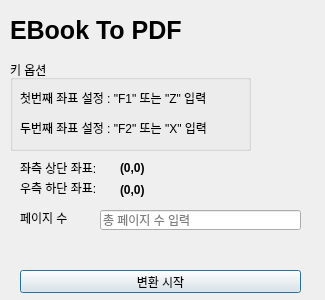
This is untitled.ui in Isonade2/EBookToPDF as Qt 5 draws it before an edit. The edited form follows.
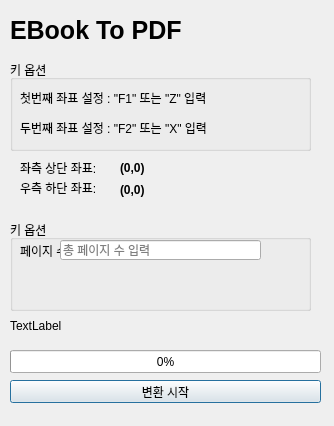
This is the edited form.

Commit message: feat: progress bar 및 상태 값 label 등 gui 수정

Diff of the .ui file:
```diff
--- a/untitled.ui
+++ b/untitled.ui
@@ -9,8 +9,8 @@
    <rect>
     <x>0</x>
     <y>0</y>
-    <width>325</width>
-    <height>300</height>
+    <width>334</width>
+    <height>426</height>
    </rect>
   </property>
   <property name="windowTitle">
@@ -21,7 +21,7 @@
     <rect>
      <x>10</x>
      <y>60</y>
-     <width>241</width>
+     <width>301</width>
      <height>91</height>
     </rect>
    </property>
@@ -142,9 +142,9 @@
   <widget class="QPushButton" name="convertStart_btn">
    <property name="geometry">
     <rect>
-     <x>20</x>
-     <y>270</y>
-     <width>281</width>
+     <x>10</x>
+     <y>380</y>
+     <width>311</width>
      <height>23</height>
     </rect>
    </property>
@@ -152,24 +152,49 @@
     <string>변환 시작</string>
    </property>
   </widget>
+  <widget class="QProgressBar" name="progressBar">
+   <property name="geometry">
+    <rect>
+     <x>10</x>
+     <y>350</y>
+     <width>311</width>
+     <height>23</height>
+    </rect>
+   </property>
+   <property name="value">
+    <number>0</number>
+   </property>
+  </widget>
+  <widget class="QGroupBox" name="groupBox_2">
+   <property name="geometry">
+    <rect>
+     <x>10</x>
+     <y>220</y>
+     <width>301</width>
+     <height>91</height>
+    </rect>
+   </property>
+   <property name="title">
+    <string>키 옵션</string>
+   </property>
   <widget class="QLabel" name="label">
    <property name="geometry">
     <rect>
-     <x>20</x>
-     <y>210</y>
+      <x>10</x>
+      <y>20</y>
      <width>71</width>
-     <height>16</height>
+      <height>21</height>
     </rect>
    </property>
    <property name="text">
-    <string>페이지 수</string>
+     <string>페이지 수:</string>
    </property>
   </widget>
   <widget class="QLineEdit" name="totalPage">
    <property name="geometry">
     <rect>
-     <x>100</x>
-     <y>210</y>
+      <x>50</x>
+      <y>20</y>
      <width>201</width>
      <height>20</height>
     </rect>
@@ -179,6 +204,20 @@
    </property>
    <property name="placeholderText">
     <string>총 페이지 수 입력</string>
+    </property>
+   </widget>
+  </widget>
+  <widget class="QLabel" name="progress_label">
+   <property name="geometry">
+    <rect>
+     <x>10</x>
+     <y>320</y>
+     <width>56</width>
+     <height>12</height>
+    </rect>
+   </property>
+   <property name="text">
+    <string>TextLabel</string>
    </property>
   </widget>
  </widget>
```
Left out of the diff: 6 changed lines with no effect on the pictures. Lines whose indentation alone changed are shown as unchanged. The commit also changes 1 other file.
